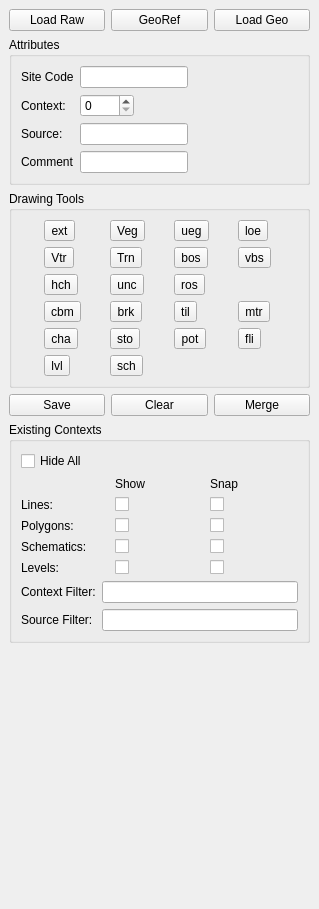
This is ui_dock.ui in lparchaeology/ArkPlan as Qt 5 draws it before an edit. The edited form follows.
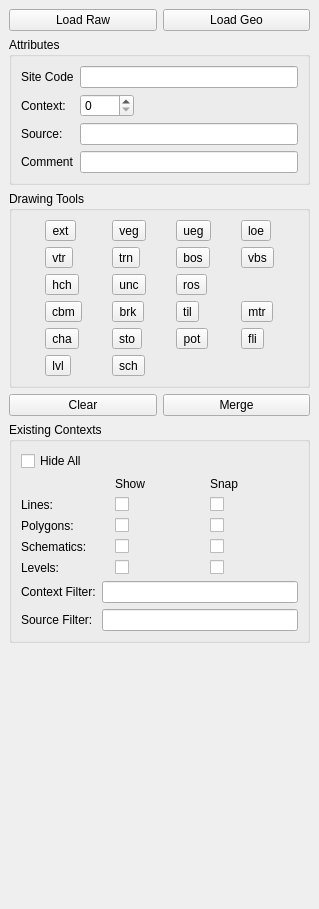
This is the edited form.

```diff
--- a/ui_dock.ui
+++ b/ui_dock.ui
@@ -30,13 +30,6 @@
         </property>
        </widget>
       </item>
-      <item>
-       <widget class="QPushButton" name="m_georefButton">
-        <property name="text">
-         <string>GeoRef</string>
-        </property>
-       </widget>
-      </item>
       <item>
        <widget class="QPushButton" name="m_loadGeoButton">
         <property name="text">
@@ -53,7 +46,7 @@
       </property>
       <layout class="QFormLayout" name="formLayout">
        <property name="fieldGrowthPolicy">
-        <enum>QFormLayout::FieldsStayAtSizeHint</enum>
+        <enum>QFormLayout::ExpandingFieldsGrow</enum>
        </property>
        <item row="0" column="0">
         <widget class="QLabel" name="m_siteLabel">
@@ -148,7 +141,7 @@
           <string>Vertical Edge</string>
          </property>
          <property name="text">
-          <string>Veg</string>
+          <string>veg</string>
          </property>
         </widget>
        </item>
@@ -178,7 +171,7 @@
           <string>Vertical Truncation</string>
          </property>
          <property name="text">
-          <string>Vtr</string>
+          <string>vtr</string>
          </property>
         </widget>
        </item>
@@ -188,7 +181,7 @@
           <string>Truncation</string>
          </property>
          <property name="text">
-          <string>Trn</string>
+          <string>trn</string>
          </property>
         </widget>
        </item>
@@ -347,16 +340,6 @@
     </item>
     <item>
      <layout class="QHBoxLayout" name="horizontalLayout">
-      <item>
-       <widget class="QPushButton" name="m_saveButton">
-        <property name="toolTip">
-         <string>Save edits to work layers</string>
-        </property>
-        <property name="text">
-         <string>Save</string>
-        </property>
-       </widget>
-      </item>
       <item>
        <widget class="QPushButton" name="m_clearButton">
         <property name="toolTip">
```
Left out of the diff: 7 changed lines with no effect on the pictures.
